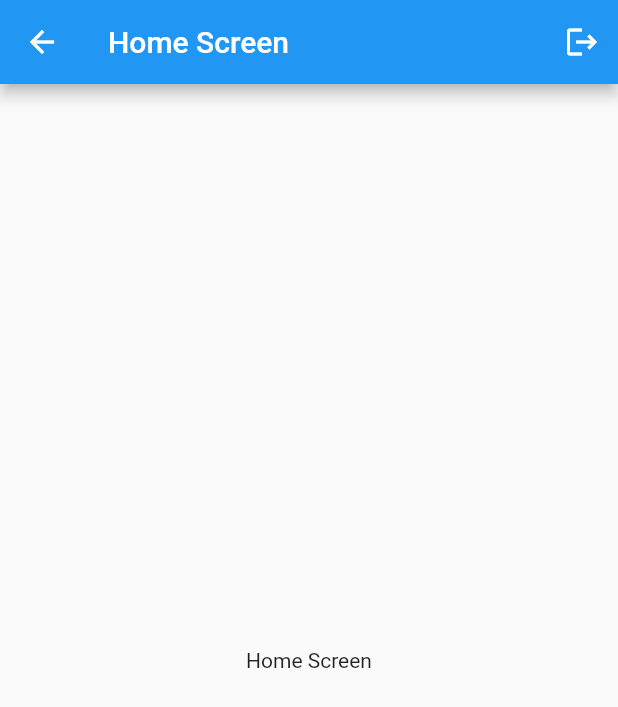
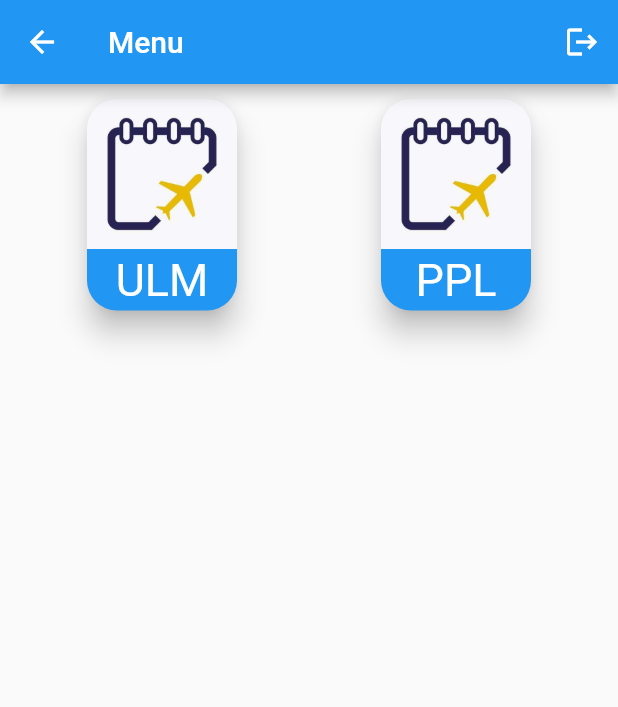
Before and after one commit to Filipp30/pilot_books_sync_Flutter, a Flutter app: the HomeScreen screen opened by its route, on a phone screen of 412 x 824 dp. Shown: the top 707 px of the screen. Run offline on Flutter 3.47's test engine with Material 2 defaults, Android fonts, the light colour scheme and no system bars; our stand-ins replace shared_preferences; accounts and stored records are empty.

Commit message:
add book screen

```diff
--- /dev/null
+++ b/lib/dto/pilot_book_dto.dart
@@ -0,0 +1,46 @@
+import 'dart:convert';
+
+import 'package:http/http.dart';
+
+class PilotBookDto {
+  final String? text;
+  final String date;
+  final String? departurePlace;
+  final String? departureTime;
+  final String? arrivalPlace;
+  final String arrivalTime;
+  final String? aircraftModel;
+  final String? aircraftRegistration;
+  final Map<String, String>? errors;
+
+  const PilotBookDto._({
+    this.text,
+    required this.date,
+    this.departurePlace,
+    this.departureTime,
+    this.arrivalPlace,
+    required this.arrivalTime,
+    this.aircraftModel,
+    this.aircraftRegistration,
+    this.errors
+  });
+
+  static PilotBookDto fromResponse(Response response) {
+    final result = jsonDecode(response.body) as Map<String, dynamic>;
+
+    return PilotBookDto._(
+      text: null,
+      date: result['date'],
+      departurePlace: null,
+      departureTime: null,
+      arrivalPlace: null,
+      arrivalTime: result['arrivalTime'],
+      aircraftModel: null,
+      aircraftRegistration: null,
+      errors: null
+    );
+
+  }
+}
+
+// [{"message": "Departure place is not valid.", "departure_place": "EBFM"}]
--- /dev/null
+++ b/lib/providers/pilot_book_provider.dart
@@ -0,0 +1,27 @@
+import 'dart:convert';
+import 'package:flutter/cupertino.dart';
+import 'package:pilot_books_sync_mobiel/providers/auth_provider.dart';
+import 'package:pilot_books_sync_mobiel/services/api_client.dart';
+import '../dto/pilot_book_dto.dart';
+
+class PilotBookProvider with ChangeNotifier{
+
+  final AuthProvider? authProvider;
+  PilotBookProvider(this.authProvider);
+
+  List<PilotBookDto> _records = [];
+
+  // Future<List<PilotBookDto>>
+  Future<dynamic> getAll() async {
+    final response = await ApiClient().get(endpoint: Endpoint.getPilotBookAll, params: {'type':'ULM'});
+
+    if (response.statusCode == 401) {
+      authProvider?.tryAutoLogin();
+      return 401;
+    }
+
+    print(jsonDecode(response.body));
+    return [];
+
+  }
+}
--- a/lib/screens/auth_screen.dart
+++ b/lib/screens/auth_screen.dart
@@ -17,14 +17,14 @@ class _AuthScreenState extends State<AuthScreen> {
 
   @override
   void initState() {
-    super.initState();
     setState(()=> _isLoading = true);
     _autoLogin();
+    super.initState();
   }
 
   Future<void> _autoLogin() async {
-    final _auth = Provider.of<AuthProvider>(context, listen: false);
-    await _auth.tryAutoLogin();
+    final auth = Provider.of<AuthProvider>(context, listen: false);
+    await auth.tryAutoLogin();
     setState(()=> _isLoading = false);
   }
 
--- a/lib/screens/home_screen.dart
+++ b/lib/screens/home_screen.dart
@@ -1,5 +1,7 @@
 import 'package:flutter/material.dart';
 import 'package:pilot_books_sync_mobiel/providers/auth_provider.dart';
+import 'package:pilot_books_sync_mobiel/screens/pilot_book_screen.dart';
+import 'package:pilot_books_sync_mobiel/widgets/components/book_button.dart';
 import 'package:provider/provider.dart';
 
 class HomeScreen extends StatelessWidget {
@@ -12,9 +14,19 @@ class HomeScreen extends StatelessWidget {
         actions: <Widget>[
           IconButton(icon: const Icon(Icons.logout), onPressed: ()=> Provider.of<AuthProvider>(context, listen: false).logout())
         ],
-        title: const Text('Home Screen'),
+        title: const Text('Menu'),
       ),
-      body: Center(child: Text('Home Screen'),),
+      body: Padding(
+        padding: const EdgeInsets.all(10),
+        child: Row(
+          mainAxisAlignment: MainAxisAlignment.spaceAround,
+          children:
+        [
+          BookButton(title: 'ULM', callBack: () => Navigator.of(context).pushNamed(PilotBookScreen.routeName)),
+          BookButton(title: 'PPL', callBack: (){}),
+        ],
+        ),
+      )
     );
   }
 }
--- a/lib/services/api_client.dart
+++ b/lib/services/api_client.dart
@@ -7,18 +7,20 @@ enum Endpoint {
   login,
   logout,
   user,
+  getPilotBookAll
 }
 
 class ApiClient {
 
   static final Map<Endpoint, String> _paths = {
-    Endpoint.authRegistration: 'auth/registration',
-    Endpoint.login: 'auth/login',
-    Endpoint.logout: 'auth/logout',
-    Endpoint.user: 'auth/user'
+    Endpoint.authRegistration: 'api/auth/registration',
+    Endpoint.login: 'api/auth/login',
+    Endpoint.logout: 'api/auth/logout',
+    Endpoint.user: 'api/auth/user',
+    Endpoint.getPilotBookAll: 'api/book/get-all'
   };
 
-  static const String _host = 'https://da56-212-239-155-71.ngrok.io/api/';
+  static const String _host = 'https://da56-212-239-155-71.ngrok.io/';
 
   Future<dynamic> post({required Endpoint endpoint, required Map<String, String> body}) async {
     final Uri url = Uri.parse(_host + _paths[endpoint]!);
@@ -44,9 +46,14 @@ class ApiClient {
     }
   }
 
-  Future<dynamic> get({required Endpoint endpoint}) async {
-    final Uri url = Uri.parse(_host + _paths[endpoint]!);
+  Future<dynamic> get({required Endpoint endpoint, Map<String, dynamic>? params}) async {
 
+    Uri url = Uri.parse(_host + _paths[endpoint]!);
+    if (params != null) {
+      url = Uri.https('da56-212-239-155-71.ngrok.io', _paths[endpoint]!, params);
+    }
+
+    print(url);
     final prefs = await SharedPreferences.getInstance();
     final String? token = prefs.getString('token');
 
@@ -56,7 +63,7 @@ class ApiClient {
           headers: {
             'Accept': 'application/json',
             'Authorization': 'Bearer $token'
-          }
+          },
       );
     } on SocketException catch(_) {
       throw Exception('Problem with internet connection');
--- /dev/null
+++ b/lib/widgets/components/book_button.dart
@@ -0,0 +1,31 @@
+import 'package:flutter/material.dart';
+
+class BookButton extends StatelessWidget {
+  final String title;
+  final Function callBack;
+  const BookButton({required this.title, required this.callBack});
+
+  @override
+  Widget build(BuildContext context) {
+    return Material(
+      color: Colors.blue,
+      elevation: 8,
+      borderRadius: BorderRadius.circular(20),
+      clipBehavior: Clip.antiAliasWithSaveLayer,
+      child: InkWell(
+        onTap: () => callBack(),
+        splashColor: Colors.black26,
+        child: Column(
+          mainAxisSize: MainAxisSize.min,
+          children: [
+            Ink.image(image: const AssetImage('assets/book.jpg'), height: 100, width: 100, fit: BoxFit.cover),
+            Padding(
+              padding: const EdgeInsets.all(3.0),
+              child: Text(title, style: const TextStyle(fontSize: 30, color: Colors.white)),
+            ),
+          ],
+        ),
+      ),
+    );
+  }
+}
--- a/pubspec.yaml
+++ b/pubspec.yaml
@@ -63,8 +63,8 @@ flutter:
   uses-material-design: true
 
   # To add assets to your application, add an assets section, like this:
-  # assets:
-  #   - images/a_dot_burr.jpeg
+  assets:
+    - assets/
   #   - images/a_dot_ham.jpeg
 
   # An image asset can refer to one or more resolution-specific "variants", see
```
Also changed, not shown: lib/main.dart (+7 -0 lines), lib/providers/auth_provider.dart (+4 -7 lines), lib/screens/pilot_book_screen.dart (added, +45 -0 lines), lib/widgets/auth/auth_login_widget.dart (+30 -8 lines), lib/widgets/auth/auth_registration_widget.dart (+28 -8 lines), lib/widgets/components/gradient_button.dart (added, +37 -0 lines), assets/book.jpg (added).
